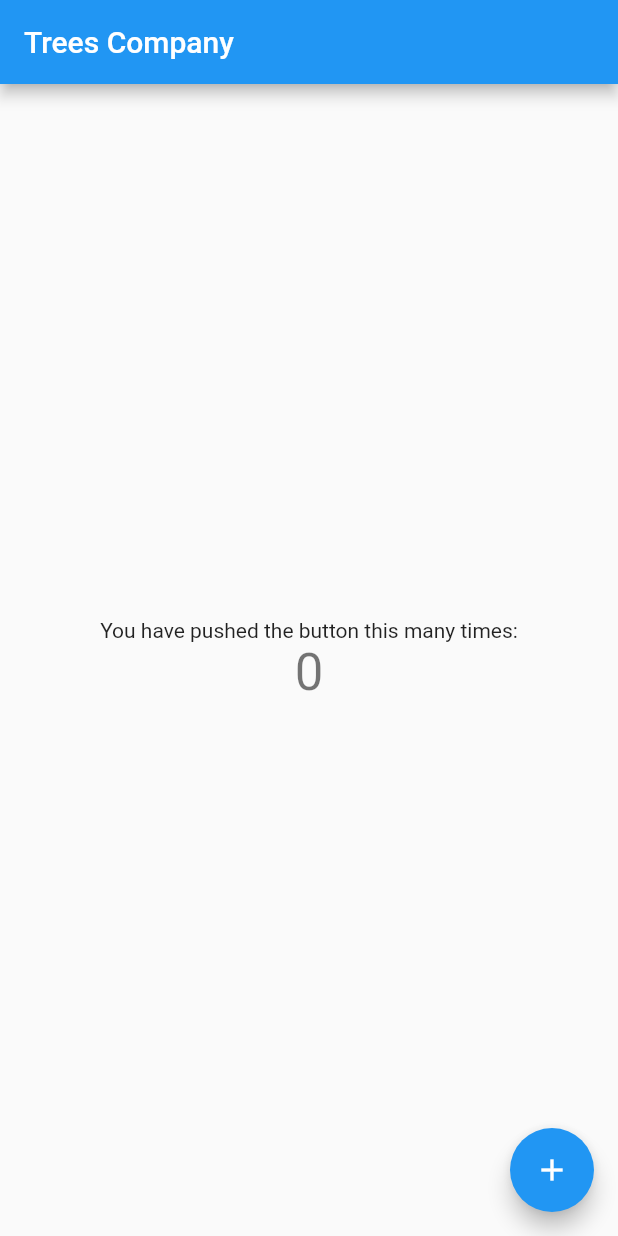
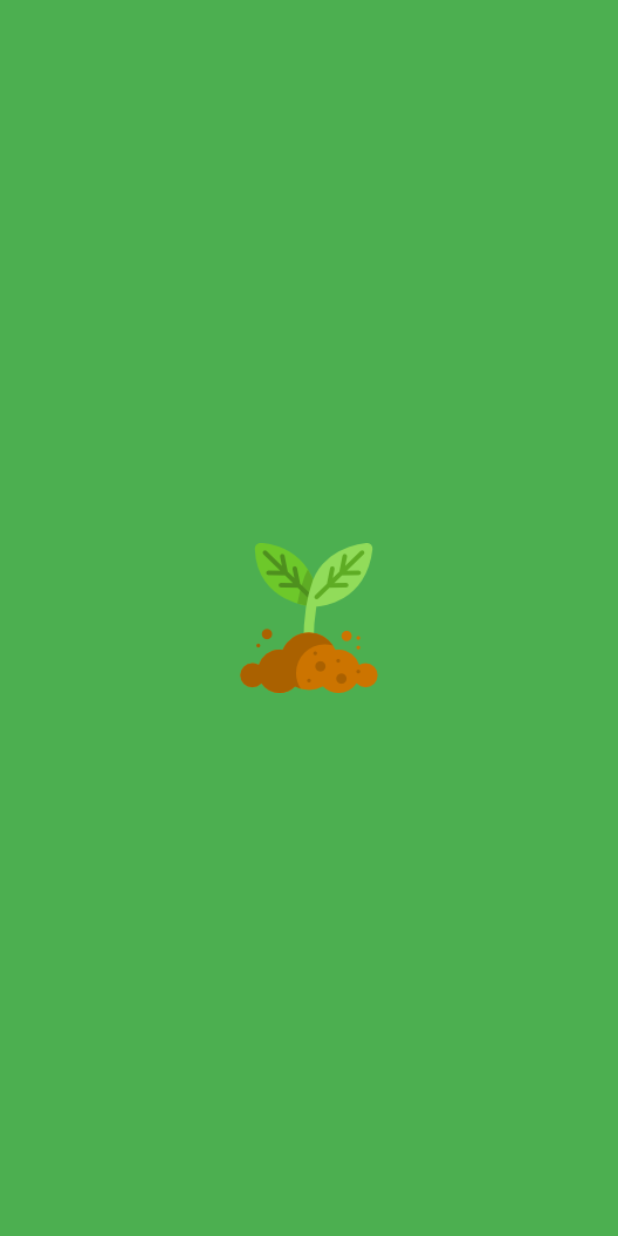
Before and after one commit to jaaaxsonmh/trees_company, a Flutter app: the screen it shows after launch, on a phone screen of 412 x 824 dp. Run offline on Flutter 3.47's test engine with Material 2 defaults, Android fonts, the phone set to English and light mode, and no system bars.

Commit message:
rid of boilerplate

```diff
--- a/lib/main.dart
+++ b/lib/main.dart
@@ -1,109 +1,61 @@
 import 'package:flutter/material.dart';
 
-void main() => runApp(new MyApp());
+void main() => runApp(new TreesCo());
 
-class MyApp extends StatelessWidget {
-  // This widget is the root of your application.
+class TreesCo extends StatelessWidget {
+
   @override
-  Widget build(BuildContext context) {
+  Widget build(BuildContext context){
     return new MaterialApp(
-      title: 'Trees Company',
+      home: new LoginPage(),
       theme: new ThemeData(
-        // This is the theme of your application.
-        //
-        // Try running your application with "flutter run". You'll see the
-        // application has a blue toolbar. Then, without quitting the app, try
-        // changing the primarySwatch below to Colors.green and then invoke
-        // "hot reload" (press "r" in the console where you ran "flutter run",
-        // or press Run > Flutter Hot Reload in IntelliJ). Notice that the
-        // counter didn't reset back to zero; the application is not restarted.
-        primarySwatch: Colors.blue,
-      ),
-      home: new MyHomePage(title: 'Trees Company'),
+      primarySwatch: Colors.green
+      )
     );
   }
 }
 
-class MyHomePage extends StatefulWidget {
-  MyHomePage({Key key, this.title}) : super(key: key);
 
-  // This widget is the home page of your application. It is stateful, meaning
-  // that it has a State object (defined below) that contains fields that affect
-  // how it looks.
+class LoginPage extends StatefulWidget {
+  @override
+  State createState() => new LoginPageState();
+}
 
-  // This class is the configuration for the state. It holds the values (in this
-  // case the title) provided by the parent (in this case the App widget) and
-  // used by the build method of the State. Fields in a Widget subclass are
-  // always marked "final".
+class LoginPageState extends State<LoginPage> with SingleTickerProviderStateMixin{
 
-  final String title;
+  AnimationController _iconAnimationController;
+  Animation<double> _iconAnimation;
 
   @override
-  _MyHomePageState createState() => new _MyHomePageState();
-}
-
-class _MyHomePageState extends State<MyHomePage> {
-  int _counter = 0;
-
-  void _incrementCounter() {
-    setState(() {
-      // This call to setState tells the Flutter framework that something has
-      // changed in this State, which causes it to rerun the build method below
-      // so that the display can reflect the updated values. If we changed
-      // _counter without calling setState(), then the build method would not be
-      // called again, and so nothing would appear to happen.
-      _counter++;
-    });
+  void initState(){
+    super.initState();
+    _iconAnimationController = new AnimationController(vsync: this,
+    duration: new Duration(milliseconds: 1000)
+    );
+    _iconAnimation = new CurvedAnimation(parent: _iconAnimationController, curve: Curves.bounceOut);
+    _iconAnimation.addListener(()=> this.setState((){}));
+    _iconAnimationController.forward();
   }
 
   @override
-  Widget build(BuildContext context) {
-    // This method is rerun every time setState is called, for instance as done
-    // by the _incrementCounter method above.
-    //
-    // The Flutter framework has been optimized to make rerunning build methods
-    // fast, so that you can just rebuild anything that needs updating rather
-    // than having to individually change instances of widgets.
+  Widget build(BuildContext context){
     return new Scaffold(
-      appBar: new AppBar(
-        // Here we take the value from the MyHomePage object that was created by
-        // the App.build method, and use it to set our appbar title.
-        title: new Text(widget.title),
+      backgroundColor: Colors.green,
+      body: new Stack(
+        fit: StackFit.expand,
+        children: <Widget>[
+          new Column(
+            mainAxisAlignment: MainAxisAlignment.center,
+            children: <Widget>[
+              new Image(
+                image: new AssetImage("assets/sprout.png"),
+                height: _iconAnimation.value * 100,
+                width: _iconAnimation.value * 100,
+              ),
+            ],
+          )
+        ],
       ),
-      body: new Center(
-        // Center is a layout widget. It takes a single child and positions it
-        // in the middle of the parent.
-        child: new Column(
-          // Column is also layout widget. It takes a list of children and
-          // arranges them vertically. By default, it sizes itself to fit its
-          // children horizontally, and tries to be as tall as its parent.
-          //
-          // Invoke "debug paint" (press "p" in the console where you ran
-          // "flutter run", or select "Toggle Debug Paint" from the Flutter tool
-          // window in IntelliJ) to see the wireframe for each widget.
-          //
-          // Column has various properties to control how it sizes itself and
-          // how it positions its children. Here we use mainAxisAlignment to
-          // center the children vertically; the main axis here is the vertical
-          // axis because Columns are vertical (the cross axis would be
-          // horizontal).
-          mainAxisAlignment: MainAxisAlignment.center,
-          children: <Widget>[
-            new Text(
-              'You have pushed the button this many times:',
-            ),
-            new Text(
-              '$_counter',
-              style: Theme.of(context).textTheme.display1,
-            ),
-          ],
-        ),
-      ),
-      floatingActionButton: new FloatingActionButton(
-        onPressed: _incrementCounter,
-        tooltip: 'Increment',
-        child: new Icon(Icons.add),
-      ), // This trailing comma makes auto-formatting nicer for build methods.
     );
   }
 }
--- a/pubspec.yaml
+++ b/pubspec.yaml
@@ -26,9 +26,8 @@ flutter:
   uses-material-design: true
 
   # To add assets to your application, add an assets section, like this:
-  # assets:
-  #  - images/a_dot_burr.jpeg
-  #  - images/a_dot_ham.jpeg
+  assets:
+  - assets/sprout.png
 
   # An image asset can refer to one or more resolution-specific "variants", see
   # https://flutter.io/assets-and-images/#resolution-aware.
```
Also changed, not shown: assets/sprout.png (added), lib/LoginPage.dart (added), 1 other file.
